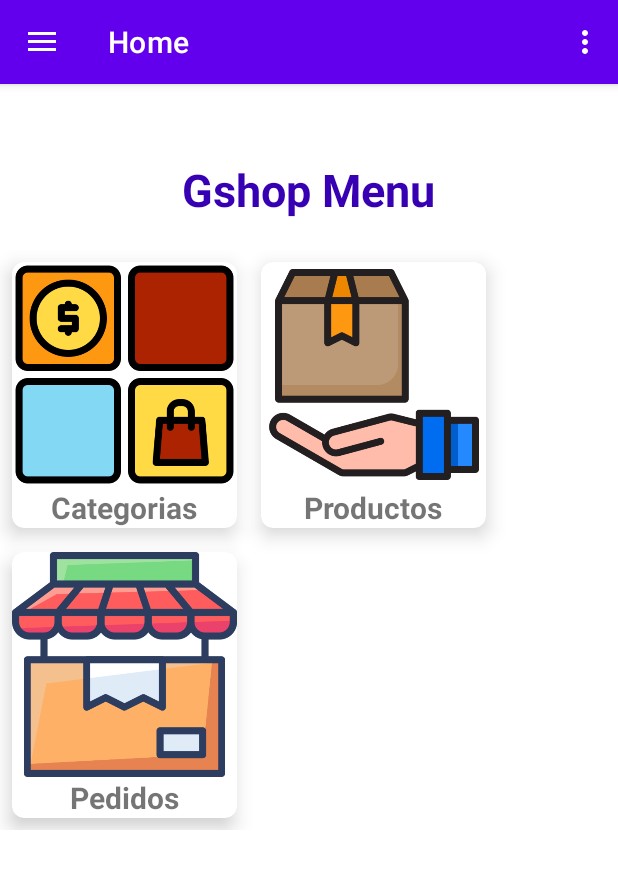
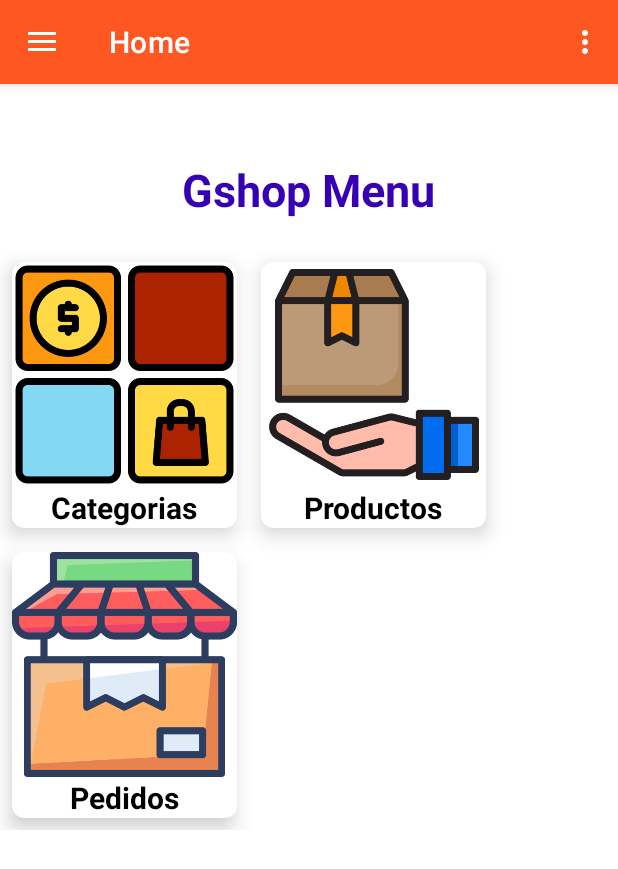
Before and after one commit to johnx32/Gshop, an Android app: the screen it shows after launch (MainActivity), on a phone screen of 412 x 824 dp. Shown: the top 869 px of the screen. Run offline under Robolectric (Android 15) with nearby library versions, the phone set to English and light mode, and no system bars; our stand-ins replace Firebase (no records; nobody signed in at launch, a user with empty details on screens opened directly), Room's generated code, RxJava, navigation-ui.

Commit message:
Commit Themes Styles

```diff
--- a/app/build.gradle
+++ b/app/build.gradle
@@ -61,7 +61,7 @@ dependencies {
     implementation 'io.reactivex.rxjava2:rxjava:2.2.21'
 
     //PICASSO
-    implementation 'com.squareup.picasso:picasso:2.71828'
+    implementation 'com.squareup.picasso:picasso:2.8'
 
 }
 //apply plugin: 'com.android.application'
--- a/app/src/main/res/layout/content_main.xml
+++ b/app/src/main/res/layout/content_main.xml
@@ -13,6 +13,7 @@
         android:layout_width="match_parent"
         android:layout_height="match_parent"
         app:defaultNavHost="true"
+        app:layout_constraintHorizontal_bias="0.0"
         app:layout_constraintLeft_toLeftOf="parent"
         app:layout_constraintRight_toRightOf="parent"
         app:layout_constraintTop_toTopOf="parent"
--- a/app/src/main/res/values/colors.xml
+++ b/app/src/main/res/values/colors.xml
@@ -1,5 +1,7 @@
 <?xml version="1.0" encoding="utf-8"?>
 <resources>
+    <color name="colorprimario">#FF5722</color>
+    <color name="colorprimariodark">#E64A19</color>
     <color name="purple_200">#FFBB86FC</color>
     <color name="purple_500">#FF6200EE</color>
     <color name="purple_700">#FF3700B3</color>
--- a/app/src/main/res/values/themes.xml
+++ b/app/src/main/res/values/themes.xml
@@ -2,8 +2,8 @@
     <!-- Base application theme. -->
     <style name="Theme.Gshop" parent="Theme.MaterialComponents.DayNight.DarkActionBar">
         <!-- Primary brand color. -->
-        <item name="colorPrimary">@color/purple_500</item>
-        <item name="colorPrimaryVariant">@color/purple_700</item>
+        <item name="colorPrimary">@color/colorprimario</item>
+        <item name="colorPrimaryVariant">@color/colorprimariodark</item>
         <item name="colorOnPrimary">@color/white</item>
         <!-- Secondary brand color. -->
         <item name="colorSecondary">@color/teal_200</item>
@@ -12,6 +12,21 @@
         <!-- Status bar color. -->
         <item name="android:statusBarColor" tools:targetApi="l">?attr/colorPrimaryVariant</item>
         <!-- Customize your theme here. -->
+        <item name="android:textViewStyle">@style/TextxDefecto</item>
+        <item name="android:editTextStyle">@style/EdittextDefault</item>
+
+    </style>
+
+    <style name="TextxDefecto" parent="Widget.AppCompat.TextView">
+        <item name="android:textSize">15sp</item>
+        <item name="android:textColor">@color/black</item>
+        <item name="android:gravity">center</item>
+    </style>
+
+    <style name="EdittextDefault" parent="android:Widget.EditText">
+        <item name="android:textSize">15sp</item>
+        <item name="android:textStyle">bold</item>
+        <item name="android:state_multiline">false</item>
     </style>
 
     <style name="Theme.Gshop.NoActionBar">
```
